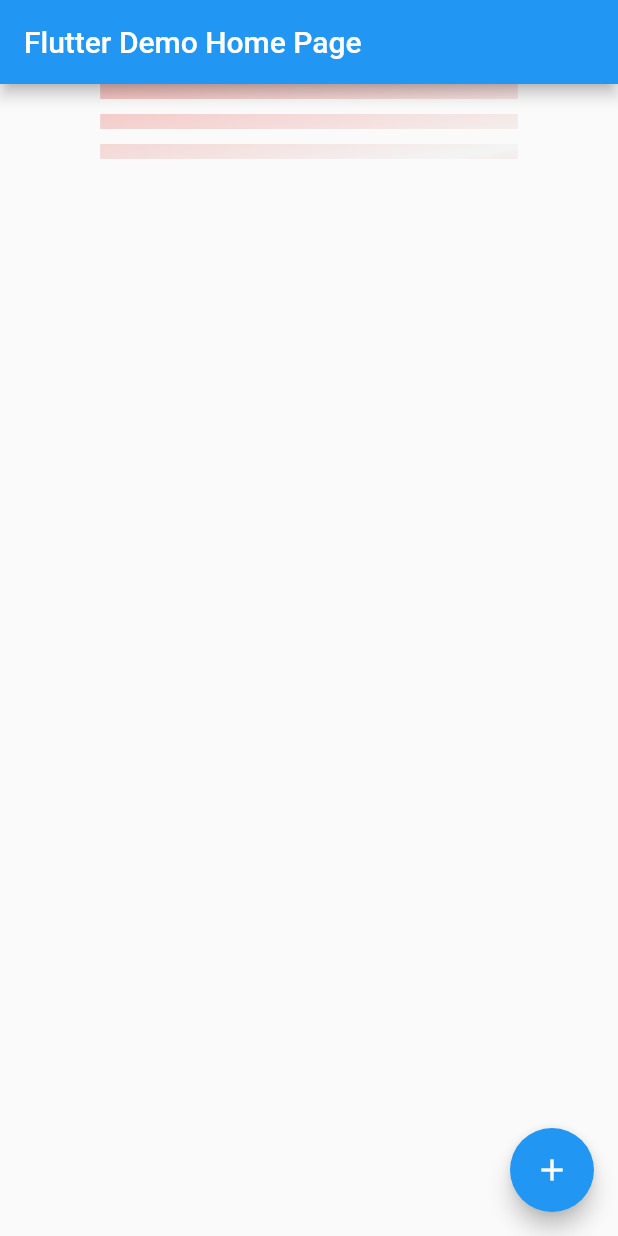
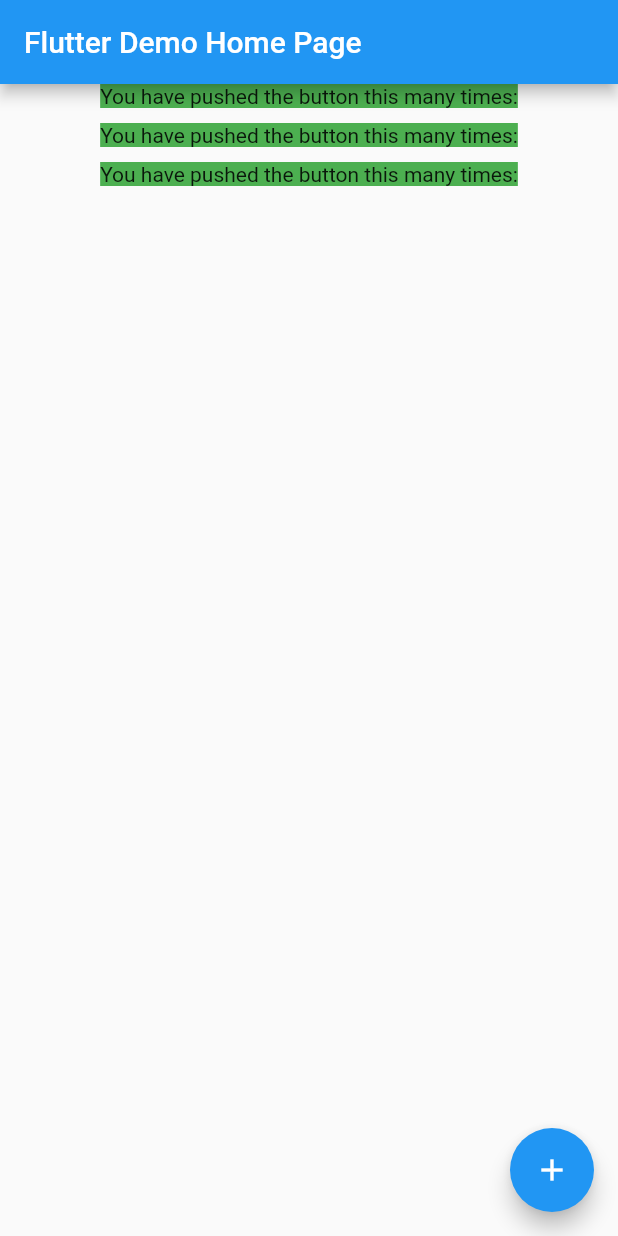
Before and after one commit to guensuanhoa/shimmer, a Flutter app: the screen it shows after launch, on a phone screen of 412 x 824 dp. Run offline on Flutter 3.47's test engine with Material 2 defaults, Android fonts, the phone set to English and light mode, and no system bars.

Commit message:
Update shimmer widget

```diff
--- a/lib/main.dart
+++ b/lib/main.dart
@@ -66,7 +66,6 @@ class _MyHomePageState extends State<MyHomePage> {
                 children: [
                   Container(
                     margin: const EdgeInsets.only(bottom: 10),
-                    height: 10,
                     color: Colors.green,
                     child: Text(
                       'You have pushed the button this many times:',
@@ -74,7 +73,6 @@ class _MyHomePageState extends State<MyHomePage> {
                   ),
                   Container(
                     margin: const EdgeInsets.only(bottom: 10),
-                    height: 10,
                     color: Colors.green,
                     child: Text(
                       'You have pushed the button this many times:',
@@ -82,7 +80,6 @@ class _MyHomePageState extends State<MyHomePage> {
                   ),
                   Container(
                     margin: const EdgeInsets.only(bottom: 10),
-                    height: 10,
                     color: Colors.green,
                     child: Text(
                       'You have pushed the button this many times:',
@@ -91,7 +88,6 @@ class _MyHomePageState extends State<MyHomePage> {
                 ],
               ),
               isLoading: model.mainState == MainState.loading,
-              mainColor: Colors.red,
             );
           },
         ),
--- a/lib/main_vm.dart
+++ b/lib/main_vm.dart
@@ -3,7 +3,7 @@ import 'package:flutter/material.dart';
 enum MainState { loading, idle }
 
 class MainVm extends ChangeNotifier {
-  MainState _mainState = MainState.loading;
+  MainState _mainState = MainState.idle;
 
   MainState get mainState => _mainState;
 
--- a/lib/shimmer/shimmer_widget.dart
+++ b/lib/shimmer/shimmer_widget.dart
@@ -33,12 +33,19 @@ class ShimmerWidget extends StatefulWidget {
 
 class _ShimmerWidgetState extends State<ShimmerWidget> with SingleTickerProviderStateMixin {
   late AnimationController _shimmerController;
+  late Animation _animation;
 
   @override
   void initState() {
     super.initState();
     _shimmerController = AnimationController.unbounded(vsync: this)
-      ..repeat(min: -0.5, max: 1.5, period: const Duration(milliseconds: 1000));
+      ..repeat(min: -1, max: 1, period: const Duration(milliseconds: 1000));
+    _animation = Tween(begin: 0.0, end: 1.0).animate(_shimmerController)
+      ..addListener(
+        () {
+          setState(() {});
+        },
+      );
   }
 
   @override
@@ -58,9 +65,9 @@ class _ShimmerWidgetState extends State<ShimmerWidget> with SingleTickerProvider
             widget.slideColor ?? Color(0xFFF4F4F4),
             mainColor,
           ],
-          begin: Alignment(-1.0, -2),
-          end: Alignment(1.0, 2),
-          transform: _SlidingGradientTransform(slidePercent: _shimmerController.value),
+          begin: Alignment(-1.0, -0.2),
+          end: Alignment(1.0, 0.2),
+          transform: _SlidingGradientTransform(slidePercent: _animation.value),
         ).createShader(bounds);
       },
       child: widget.child,
```
